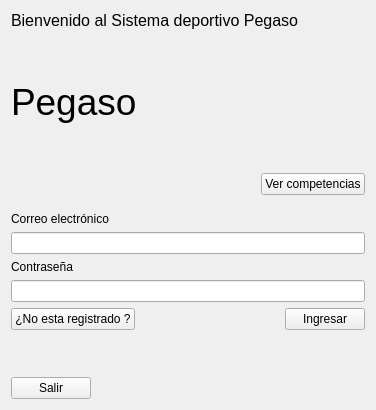
This is GUI/Nueva/mainwindow.ui in bertilxi/Pegaso as Qt 5 draws it before an edit. The edited form follows.
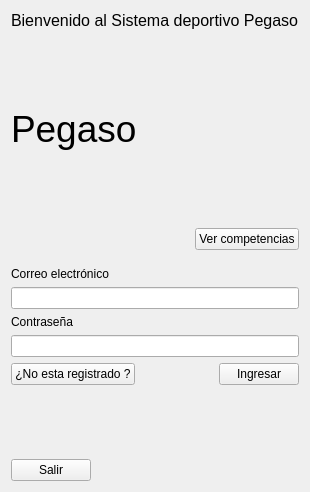
This is the edited form. Icons and pictures are not drawn.

```diff
--- a/GUI/Nueva/mainwindow.ui
+++ b/GUI/Nueva/mainwindow.ui
@@ -6,8 +6,8 @@
    <rect>
     <x>0</x>
     <y>0</y>
-    <width>376</width>
-    <height>410</height>
+    <width>310</width>
+    <height>492</height>
    </rect>
   </property>
   <property name="windowTitle">
```
